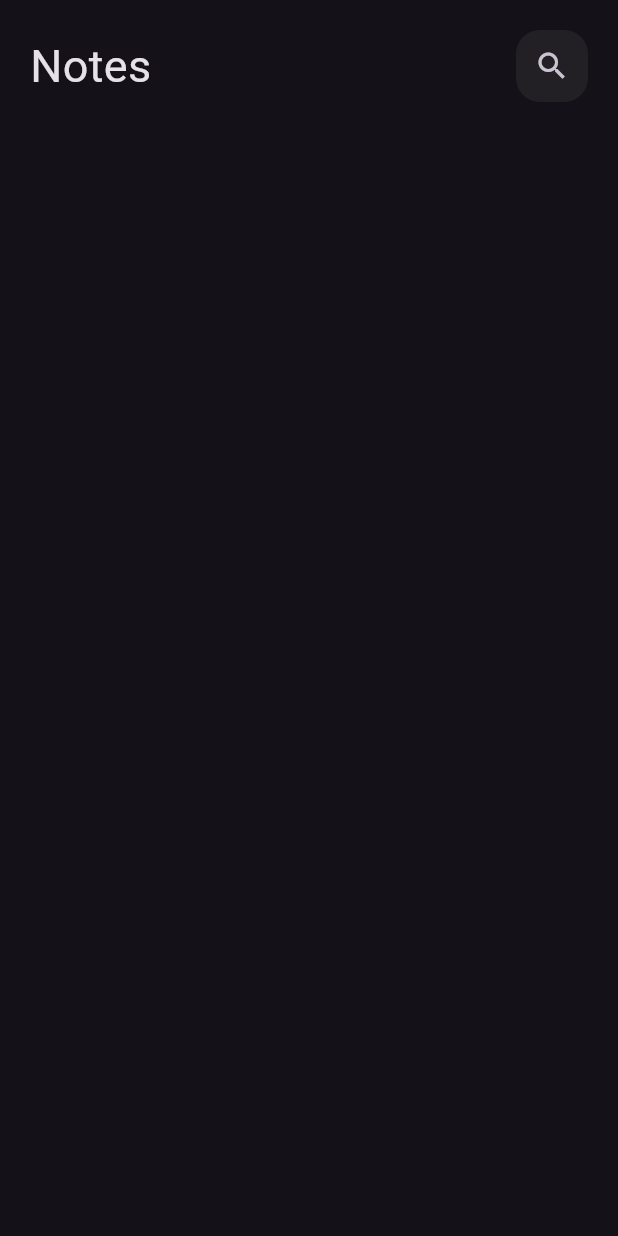
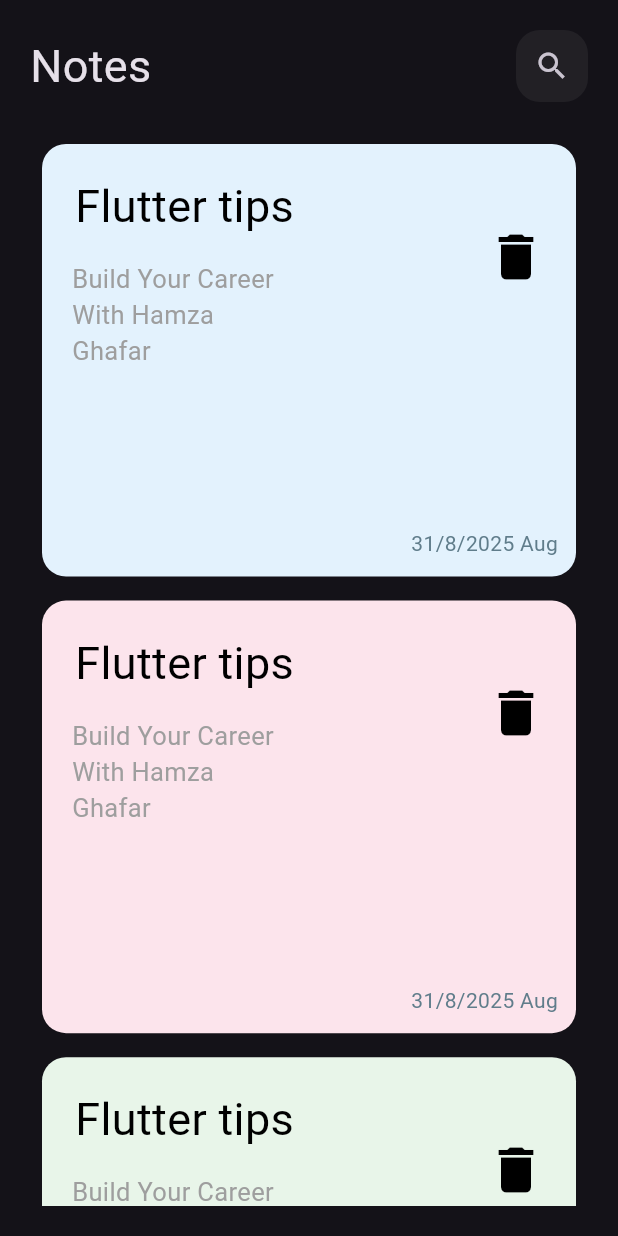
Before and after one commit to hamzaaagh/Notes_app, a Flutter app: the screen it shows after launch, on a phone screen of 412 x 824 dp. Run offline on Flutter 3.47's test engine with Material 3 defaults, Android fonts, the phone set to English and light mode, and no system bars.

Commit message:
create Note Item & Note Item list view

```diff
--- a/lib/Features/Home/presentation/Views/Widgets/Home_View_Body.dart
+++ b/lib/Features/Home/presentation/Views/Widgets/Home_View_Body.dart
@@ -1,5 +1,7 @@
 import 'package:flutter/material.dart';
 import 'package:notes_app/Features/Home/presentation/Views/Widgets/Custom_App_Bar.dart';
+import 'package:notes_app/Features/Home/presentation/Views/Widgets/Note_Item.dart';
+import 'package:notes_app/Features/Home/presentation/Views/Widgets/Note_Item_List_View.dart';
 
 class HomeViewBody extends StatelessWidget {
   const HomeViewBody({super.key});
@@ -8,7 +10,13 @@ class HomeViewBody extends StatelessWidget {
   Widget build(BuildContext context) {
     return Padding(
       padding: const EdgeInsets.all(20),
-      child: Column(children: [CustomAppBar()]),
+      child: Column(
+        children: [
+          CustomAppBar(),
+          SizedBox(height: 20),
+          Expanded(child: NoteItemListView()),
+        ],
+      ),
     );
   }
 }
--- /dev/null
+++ b/lib/Features/Home/presentation/Views/Widgets/Note_Item.dart
@@ -0,0 +1,76 @@
+import 'package:flutter/material.dart';
+
+class NoteItem extends StatelessWidget {
+  const NoteItem({super.key, required this.color});
+  final Color color;
+  @override
+  Widget build(BuildContext context) {
+    return Padding(
+      padding: const EdgeInsets.all(8.0),
+      child: Container(
+        height: MediaQuery.of(context).size.height * .35,
+        width: MediaQuery.of(context).size.width * .8,
+        decoration: BoxDecoration(
+          borderRadius: BorderRadius.circular(16),
+          color: color,
+        ),
+        child: Column(
+          children: [
+            Row(
+              children: [
+                Padding(
+                  padding: const EdgeInsets.only(top: 20),
+                  child: Column(
+                    children: [
+                      Text(
+                        "Flutter tips",
+                        style: TextStyle(
+                          fontSize: 30,
+                          color: Colors.black,
+                          fontWeight: FontWeight.w400,
+                        ),
+                      ),
+                      SizedBox(height: 15),
+                      Padding(
+                        padding: const EdgeInsets.symmetric(horizontal: 20),
+                        child: SizedBox(
+                          width: 150,
+                          child: Text(
+                            "Build Your Career With Hamza Ghafar",
+                            style: TextStyle(color: Colors.grey, fontSize: 17),
+                          ),
+                        ),
+                      ),
+                    ],
+                  ),
+                ),
+                Spacer(),
+                Padding(
+                  padding: const EdgeInsets.only(right: 20),
+                  child: InkWell(
+                    onTap: () {},
+                    child: Icon(Icons.delete, color: Colors.black, size: 40),
+                  ),
+                ),
+              ],
+            ),
+            Spacer(),
+            Align(
+              alignment: Alignment.bottomRight,
+              child: Padding(
+                padding: const EdgeInsets.all(12),
+                child: Text(
+                  "31/8/2025 Aug",
+                  style: TextStyle(
+                    color: Colors.blueGrey,
+                    fontWeight: FontWeight.w400,
+                  ),
+                ),
+              ),
+            ),
+          ],
+        ),
+      ),
+    );
+  }
+}
--- /dev/null
+++ b/lib/Features/Home/presentation/Views/Widgets/Note_Item_List_View.dart
@@ -0,0 +1,26 @@
+import 'package:flutter/material.dart';
+import 'package:notes_app/Features/Home/presentation/Views/Widgets/Note_Item.dart';
+
+class NoteItemListView extends StatelessWidget {
+  NoteItemListView({super.key});
+  final List<Color> colors = [
+    Color(0xFFE3F2FD),
+    Color(0xFFFCE4EC),
+    Color(0xFFE8F5E9),
+    Color(0xFFFFF9C4),
+    Color(0xFFF3E5F5),
+    Color(0xFFE0F7FA),
+    Color(0xFFFFF3E0),
+    Color(0xFFEDE7F6),
+    Color(0xFFFFEBEE),
+  ];
+  @override
+  Widget build(BuildContext context) {
+    return ListView.builder(
+      itemCount: 9,
+      itemBuilder: (context, index) {
+        return NoteItem(color: colors[index]);
+      },
+    );
+  }
+}
```
